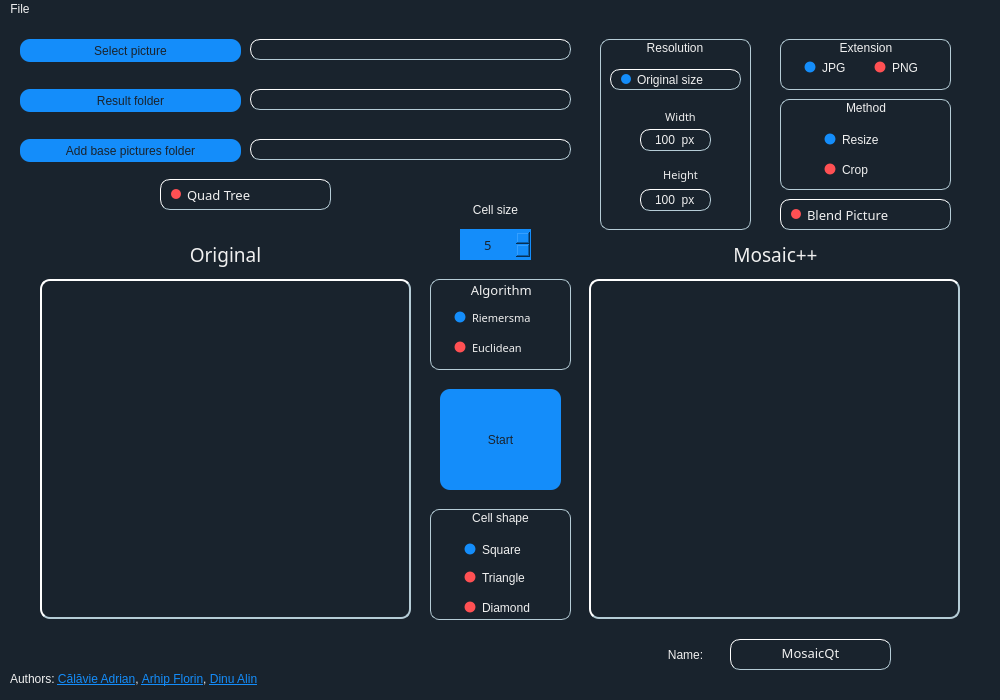
The window that MosaicQt/MosaicQt/mainwindow.ui (adriancalavie/Mosaic-plus-plus) describes before a commit, drawn with Qt 5.
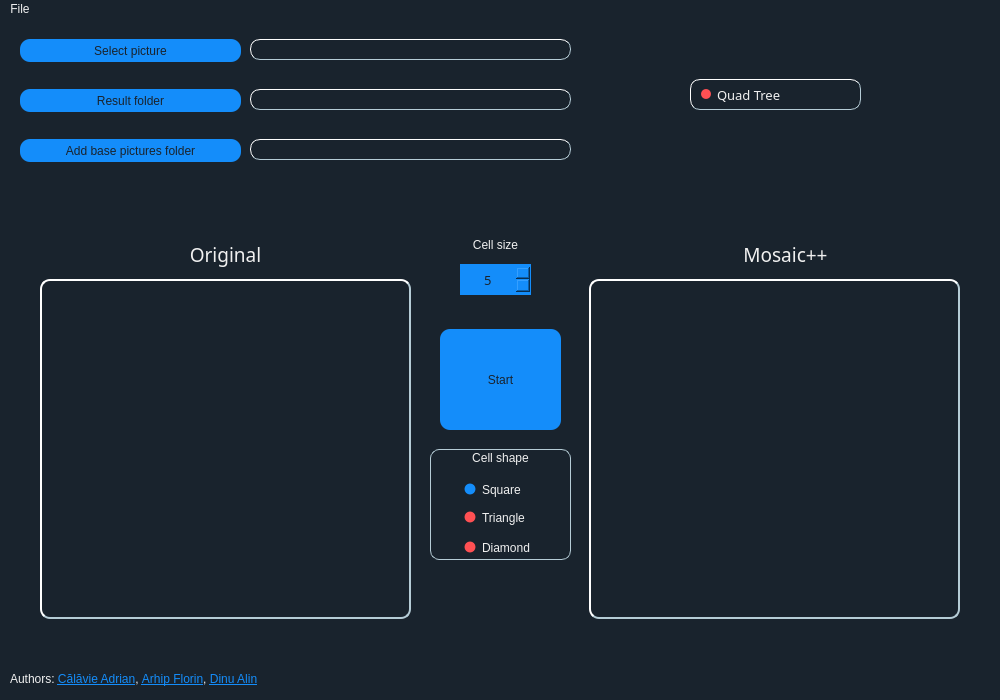
The same window after the commit. Icons and pictures are not drawn.

Commit message: Added settings window

What changed in the file:
```diff
--- a/MosaicQt/MosaicQt/mainwindow.ui
+++ b/MosaicQt/MosaicQt/mainwindow.ui
@@ -503,7 +503,7 @@
     <property name="geometry">
      <rect>
       <x>440</x>
-      <y>370</y>
+      <y>310</y>
       <width>121</width>
       <height>101</height>
      </rect>
@@ -635,45 +635,11 @@
      <set>Qt::AlignCenter</set>
     </property>
    </widget>
-   <widget class="QLabel" name="mosaicPictureTextLabel">
-    <property name="geometry">
-     <rect>
-      <x>700</x>
-      <y>220</y>
-      <width>151</width>
-      <height>31</height>
-     </rect>
-    </property>
-    <property name="font">
-     <font>
-      <family>Century Gothic</family>
-      <pointsize>14</pointsize>
-      <weight>50</weight>
-      <italic>false</italic>
-      <bold>false</bold>
-     </font>
-    </property>
-    <property name="toolTip">
-     <string/>
-    </property>
-    <property name="styleSheet">
-     <string notr="true">font: 14pt  &quot;Century Gothic&quot;;</string>
-    </property>
-    <property name="text">
-     <string>Mosaic++</string>
-    </property>
-    <property name="alignment">
-     <set>Qt::AlignCenter</set>
-    </property>
-    <property name="textInteractionFlags">
-     <set>Qt::NoTextInteraction</set>
-    </property>
-   </widget>
    <widget class="QSpinBox" name="spinBoxCellSize">
     <property name="geometry">
      <rect>
       <x>460</x>
-      <y>210</y>
+      <y>245</y>
       <width>71</width>
       <height>31</height>
      </rect>
@@ -726,7 +692,7 @@
     <property name="geometry">
      <rect>
       <x>460</x>
-      <y>175</y>
+      <y>210</y>
       <width>71</width>
       <height>31</height>
      </rect>
@@ -884,139 +850,11 @@
      <string/>
     </property>
    </widget>
-   <widget class="QGroupBox" name="groupBoxExtensions">
-    <property name="geometry">
-     <rect>
-      <x>780</x>
-      <y>20</y>
-      <width>171</width>
-      <height>51</height>
-     </rect>
-    </property>
-    <property name="toolTip">
-     <string>&lt;html&gt;&lt;head/&gt;&lt;body&gt;&lt;p&gt;&lt;span style=&quot; font-size:12pt;&quot;&gt;Extension for the resulting &lt;/span&gt;&lt;span style=&quot; font-size:12pt; font-style:italic;&quot;&gt;Mosaic++&lt;/span&gt;&lt;span style=&quot; font-size:12pt;&quot;&gt;.&lt;/span&gt;&lt;/p&gt;&lt;p&gt;&lt;span style=&quot; font-size:12pt;&quot;&gt;Set &lt;/span&gt;&lt;span style=&quot; font-size:12pt; font-style:italic;&quot;&gt;JPG&lt;/span&gt;&lt;span style=&quot; font-size:12pt;&quot;&gt; for &amp;quot;.jpg&amp;quot; extension.&lt;/span&gt;&lt;/p&gt;&lt;p&gt;&lt;span style=&quot; font-size:12pt;&quot;&gt;Set &lt;/span&gt;&lt;span style=&quot; font-size:12pt; font-style:italic;&quot;&gt;PNG&lt;/span&gt;&lt;span style=&quot; font-size:12pt;&quot;&gt; for &amp;quot;.png&amp;quot; extension.&lt;/span&gt;&lt;/p&gt;&lt;/body&gt;&lt;/html&gt;</string>
-    </property>
-    <property name="styleSheet">
-     <string notr="true">QGroupBox {
-	
-	font: 8pt  &quot;Century Gothic&quot;;
-	border: 1px solid rgb(181, 204, 214);;
-    border-radius: 9px;
-}
-
-QGroupBox{
-}</string>
-    </property>
-    <property name="title">
-     <string>Extension</string>
-    </property>
-    <property name="alignment">
-     <set>Qt::AlignCenter</set>
-    </property>
-    <widget class="QRadioButton" name="extensionJPG">
-     <property name="geometry">
-      <rect>
-       <x>20</x>
-       <y>20</y>
-       <width>51</width>
-       <height>17</height>
-      </rect>
-     </property>
-     <property name="cursor">
-      <cursorShape>PointingHandCursor</cursorShape>
-     </property>
-     <property name="autoFillBackground">
-      <bool>false</bool>
-     </property>
-     <property name="styleSheet">
-      <string notr="true">QRadioButton {
-   font: 8pt  &quot;Century Gothic&quot;;
-}
-
-QRadioButton::indicator {
-    width:                  10px;
-    height:                 10px;
-    border-radius:          6px;
-	border: none;
-  	outline: none;
- 	 margin-left: 4px;
-}
-
-QRadioButton::indicator:checked {
-   background-color:      #148dfa;
-    border:                 1px solid none;
-}
-
-QRadioButton::indicator:unchecked {
-   	background-color:       rgb(255, 80, 83);
-    border:                 1px solid none;
-}</string>
-     </property>
-     <property name="text">
-      <string>JPG</string>
-     </property>
-     <property name="iconSize">
-      <size>
-       <width>15</width>
-       <height>15</height>
-      </size>
-     </property>
-     <property name="checked">
-      <bool>true</bool>
-     </property>
-     <property name="autoExclusive">
-      <bool>true</bool>
-     </property>
-    </widget>
-    <widget class="QRadioButton" name="extensionPNG">
-     <property name="geometry">
-      <rect>
-       <x>90</x>
-       <y>20</y>
-       <width>51</width>
-       <height>17</height>
-      </rect>
-     </property>
-     <property name="cursor">
-      <cursorShape>PointingHandCursor</cursorShape>
-     </property>
-     <property name="styleSheet">
-      <string notr="true">QRadioButton {
-   font: 8pt  &quot;Century Gothic&quot;;
-}
-
-QRadioButton::indicator {
-    width:                  10px;
-    height:                 10px;
-    border-radius:          6px;
-	border: none;
-  	outline: none;
- 	 margin-left: 4px;
-}
-
-QRadioButton::indicator:checked {
-   background-color:      #148dfa;
-    border:                 1px solid none;
-}
-
-QRadioButton::indicator:unchecked {
-   	background-color:       rgb(255, 80, 83);
-    border:                 1px solid none;
-}</string>
-     </property>
-     <property name="text">
-      <string>PNG</string>
-     </property>
-     <property name="checked">
-      <bool>false</bool>
-     </property>
-    </widget>
-   </widget>
    <widget class="QGroupBox" name="groupBoxFormCell">
     <property name="geometry">
      <rect>
       <x>430</x>
-      <y>490</y>
+      <y>430</y>
       <width>141</width>
       <height>111</height>
      </rect>
@@ -1184,783 +1022,6 @@
      </property>
     </widget>
    </widget>
-   <widget class="QGroupBox" name="groupBoxSizeResultPicture">
-    <property name="geometry">
-     <rect>
-      <x>600</x>
-      <y>20</y>
-      <width>151</width>
-      <height>191</height>
-     </rect>
-    </property>
-    <property name="toolTip">
-     <string>&lt;html&gt;&lt;head/&gt;&lt;body&gt;&lt;p&gt;&lt;span style=&quot; font-size:12pt;&quot;&gt;Resolution for the resulting &lt;/span&gt;&lt;span style=&quot; font-size:12pt; font-style:italic;&quot;&gt;Mosaic++&lt;/span&gt;&lt;span style=&quot; font-size:12pt;&quot;&gt;.&lt;/span&gt;&lt;/p&gt;&lt;/body&gt;&lt;/html&gt;</string>
-    </property>
-    <property name="styleSheet">
-     <string notr="true">QGroupBox {
-	
-	font: 9pt  &quot;Century Gothic&quot;;
-	border: 1px solid rgb(181, 204, 214);;
-    border-radius: 9px;
-}
-
-QGroupBox{
-top:-10px;
-}</string>
-    </property>
-    <property name="title">
-     <string>Resolution</string>
-    </property>
-    <property name="alignment">
-     <set>Qt::AlignCenter</set>
-    </property>
-    <widget class="QSpinBox" name="spinBoxWidthResultPicture">
-     <property name="enabled">
-      <bool>true</bool>
-     </property>
-     <property name="geometry">
-      <rect>
-       <x>40</x>
-       <y>90</y>
-       <width>71</width>
-       <height>22</height>
-      </rect>
-     </property>
-     <property name="cursor">
-      <cursorShape>PointingHandCursor</cursorShape>
-     </property>
-     <property name="toolTip">
-      <string>&lt;html&gt;&lt;head/&gt;&lt;body&gt;&lt;p&gt;&lt;span style=&quot; font-size:12pt;&quot;&gt;Resolution for the resulting &lt;/span&gt;&lt;span style=&quot; font-size:12pt; font-style:italic;&quot;&gt;Mosaic++&lt;/span&gt;&lt;span style=&quot; font-size:12pt;&quot;&gt;.&lt;/span&gt;&lt;/p&gt;&lt;/body&gt;&lt;/html&gt;</string>
-     </property>
-     <property name="styleSheet">
-      <string notr="true">font: 8pt  &quot;Century Gothic&quot;;
-border-style: outset;
-border-width: 1px;
-border-radius: 10px;
-border-color: rgb(181, 204, 214);</string>
-     </property>
-     <property name="frame">
-      <bool>true</bool>
-     </property>
-     <property name="alignment">
-      <set>Qt::AlignCenter</set>
-     </property>
-     <property name="buttonSymbols">
-      <enum>QAbstractSpinBox::NoButtons</enum>
-     </property>
-     <property name="suffix">
-      <string>  px</string>
-     </property>
-     <property name="prefix">
-      <string/>
-     </property>
-     <property name="minimum">
-      <number>100</number>
-     </property>
-     <property name="maximum">
-      <number>100000</number>
-     </property>
-    </widget>
-    <widget class="QLabel" name="labelWidthSizeResultPicture">
-     <property name="geometry">
-      <rect>
-       <x>50</x>
-       <y>70</y>
-       <width>61</width>
-       <height>16</height>
-      </rect>
-     </property>
-     <property name="font">
-      <font>
-       <family>Century Gothic</family>
-       <pointsize>8</pointsize>
-       <weight>50</weight>
-       <italic>false</italic>
-       <bold>false</bold>
-      </font>
-     </property>
-     <property name="styleSheet">
-      <string notr="true">font: 8pt  &quot;Century Gothic&quot;;
-text-align:center;</string>
-     </property>
-     <property name="text">
-      <string>Width</string>
-     </property>
-     <property name="alignment">
-      <set>Qt::AlignCenter</set>
-     </property>
-    </widget>
-    <widget class="QLabel" name="labelHeightSizeResultPicture">
-     <property name="geometry">
-      <rect>
-       <x>50</x>
-       <y>120</y>
-       <width>61</width>
-       <height>31</height>
-      </rect>
-     </property>
-     <property name="font">
-      <font>
-       <family>Century Gothic</family>
-       <pointsize>8</pointsize>
-       <weight>50</weight>
-       <italic>false</italic>
-       <bold>false</bold>
-      </font>
-     </property>
-     <property name="styleSheet">
-      <string notr="true">font: 8pt  &quot;Century Gothic&quot;;
-text-align:center;</string>
-     </property>
-     <property name="text">
-      <string>Height</string>
-     </property>
-     <property name="alignment">
-      <set>Qt::AlignCenter</set>
-     </property>
-    </widget>
-    <widget class="QSpinBox" name="spinBoxHeightResultPicture">
-     <property name="enabled">
-      <bool>true</bool>
-     </property>
-     <property name="geometry">
-      <rect>
-       <x>40</x>
-       <y>150</y>
-       <width>71</width>
-       <height>22</height>
-      </rect>
-     </property>
-     <property name="cursor">
-      <cursorShape>PointingHandCursor</cursorShape>
-     </property>
-     <property name="toolTip">
-      <string>&lt;html&gt;&lt;head/&gt;&lt;body&gt;&lt;p&gt;&lt;span style=&quot; font-size:12pt;&quot;&gt;Resolution for the resulting &lt;/span&gt;&lt;span style=&quot; font-size:12pt; font-style:italic;&quot;&gt;Mosaic++&lt;/span&gt;&lt;span style=&quot; font-size:12pt;&quot;&gt;.&lt;/span&gt;&lt;/p&gt;&lt;/body&gt;&lt;/html&gt;</string>
-     </property>
-     <property name="styleSheet">
-      <string notr="true">font: 8pt  &quot;Century Gothic&quot;;
-border-style: outset;
-border-width: 1px;
-border-radius: 10px;
-border-color: rgb(181, 204, 214);</string>
-     </property>
-     <property name="frame">
-      <bool>true</bool>
-     </property>
-     <property name="alignment">
-      <set>Qt::AlignCenter</set>
-     </property>
-     <property name="buttonSymbols">
-      <enum>QAbstractSpinBox::NoButtons</enum>
-     </property>
-     <property name="suffix">
-      <string>  px</string>
-     </property>
-     <property name="prefix">
-      <string/>
-     </property>
-     <property name="minimum">
-      <number>100</number>
-     </property>
-     <property name="maximum">
-      <number>100000</number>
-     </property>
-    </widget>
-    <widget class="QCheckBox" name="checkBoxOriginalSize">
-     <property name="geometry">
-      <rect>
-       <x>10</x>
-       <y>30</y>
-       <width>131</width>
-       <height>21</height>
-      </rect>
-     </property>
-     <property name="sizePolicy">
-      <sizepolicy hsizetype="Minimum" vsizetype="Fixed">
-       <horstretch>0</horstretch>
-       <verstretch>0</verstretch>
-      </sizepolicy>
-     </property>
-     <property name="palette">
-      <palette>
-       <active>
-        <colorrole role="WindowText">
-         <brush brushstyle="SolidPattern">
-          <color alpha="255">
-           <red>240</red>
-           <green>240</green>
-           <blue>240</blue>
-          </color>
-         </brush>
-        </colorrole>
-        <colorrole role="Button">
-         <brush brushstyle="SolidPattern">
-          <color alpha="255">
-           <red>217</red>
-           <green>223</green>
-           <blue>223</blue>
-          </color>
-         </brush>
-        </colorrole>
-        <colorrole role="Text">
-         <brush brushstyle="SolidPattern">
-          <color alpha="255">
-           <red>240</red>
-           <green>240</green>
-           <blue>240</blue>
-          </color>
-         </brush>
-        </colorrole>
-        <colorrole role="ButtonText">
-         <brush brushstyle="SolidPattern">
-          <color alpha="255">
-           <red>240</red>
-           <green>240</green>
-           <blue>240</blue>
-          </color>
-         </brush>
-        </colorrole>
-        <colorrole role="PlaceholderText">
-         <brush brushstyle="NoBrush">
-          <color alpha="128">
-           <red>240</red>
-           <green>240</green>
-           <blue>240</blue>
-          </color>
-         </brush>
-        </colorrole>
-       </active>
-       <inactive>
-        <colorrole role="WindowText">
-         <brush brushstyle="SolidPattern">
-          <color alpha="255">
-           <red>240</red>
-           <green>240</green>
-           <blue>240</blue>
-          </color>
-         </brush>
-        </colorrole>
-        <colorrole role="Button">
-         <brush brushstyle="SolidPattern">
-          <color alpha="255">
-           <red>217</red>
-           <green>223</green>
-           <blue>223</blue>
-          </color>
-         </brush>
-        </colorrole>
-        <colorrole role="Text">
-         <brush brushstyle="SolidPattern">
-          <color alpha="255">
-           <red>240</red>
-           <green>240</green>
-           <blue>240</blue>
-          </color>
-         </brush>
-        </colorrole>
-        <colorrole role="ButtonText">
-         <brush brushstyle="SolidPattern">
-          <color alpha="255">
-           <red>240</red>
-           <green>240</green>
-           <blue>240</blue>
-          </color>
-         </brush>
-        </colorrole>
-        <colorrole role="PlaceholderText">
-         <brush brushstyle="NoBrush">
-          <color alpha="128">
-           <red>240</red>
-           <green>240</green>
-           <blue>240</blue>
-          </color>
-         </brush>
-        </colorrole>
-       </inactive>
-       <disabled>
-        <colorrole role="WindowText">
-         <brush brushstyle="SolidPattern">
-          <color alpha="255">
-           <red>240</red>
-           <green>240</green>
-           <blue>240</blue>
-          </color>
-         </brush>
-        </colorrole>
-        <colorrole role="Button">
-         <brush brushstyle="SolidPattern">
-          <color alpha="255">
-           <red>217</red>
-           <green>223</green>
-           <blue>223</blue>
-          </color>
-         </brush>
-        </colorrole>
-        <colorrole role="Text">
-         <brush brushstyle="SolidPattern">
-          <color alpha="255">
-           <red>240</red>
-           <green>240</green>
-           <blue>240</blue>
-          </color>
-         </brush>
-        </colorrole>
-        <colorrole role="ButtonText">
-         <brush brushstyle="SolidPattern">
-          <color alpha="255">
-           <red>240</red>
-           <green>240</green>
-           <blue>240</blue>
-          </color>
-         </brush>
-        </colorrole>
-        <colorrole role="PlaceholderText">
-         <brush brushstyle="NoBrush">
-          <color alpha="128">
-           <red>240</red>
-           <green>240</green>
-           <blue>240</blue>
-          </color>
-         </brush>
-        </colorrole>
-       </disabled>
-      </palette>
-     </property>
-     <property name="cursor">
-      <cursorShape>PointingHandCursor</cursorShape>
-     </property>
-     <property name="toolTip">
-      <string>&lt;html&gt;&lt;head/&gt;&lt;body&gt;&lt;p&gt;&lt;span style=&quot; font-size:12pt;&quot;&gt;Keep this on to retain the original &lt;/span&gt;&lt;span style=&quot; font-size:12pt; font-style:italic;&quot;&gt;width&lt;/span&gt;&lt;span style=&quot; font-size:12pt;&quot;&gt; and &lt;/span&gt;&lt;span style=&quot; font-size:12pt; font-style:italic;&quot;&gt;height&lt;/span&gt;&lt;span style=&quot; font-size:12pt;&quot;&gt; of the image(after &lt;/span&gt;&lt;span style=&quot; font-size:12pt; font-style:italic;&quot;&gt;Crop&lt;/span&gt;&lt;span style=&quot; font-size:12pt;&quot;&gt; or &lt;/span&gt;&lt;span style=&quot; font-size:12pt; font-style:italic;&quot;&gt;Resize&lt;/span&gt;&lt;span style=&quot; font-size:12pt;&quot;&gt;).&lt;/span&gt;&lt;/p&gt;&lt;/body&gt;&lt;/html&gt;</string>
-     </property>
-     <property name="styleSheet">
-      <string notr="true">QCheckBox {
-border-style: outset;
-border-width: 1px;
-border-color: rgb(181, 204, 214);
-font: 10pt  &quot;Century Gothic&quot;;
-border-radius: 10px;
-background:none;
-}
-
-QCheckBox::indicator {
-	left:10px;
-    width: 10px;
-    height: 10px;
-	background:none;
-	border-radius:5px;
-}
-
-QCheckBox::indicator:unchecked {
-    background: rgb(255, 80, 83);
-}
-
-QCheckBox::indicator:checked {
-     background: #148dfa;
-}</string>
-     </property>
-     <property name="text">
-      <string>Original size</string>
-     </property>
-     <property name="checked">
-      <bool>true</bool>
-     </property>
-    </widget>
-   </widget>
-   <widget class="QGroupBox" name="groupBoxAlgorithm">
-    <property name="geometry">
-     <rect>
-      <x>430</x>
-      <y>260</y>
-      <width>141</width>
-      <height>91</height>
-     </rect>
-    </property>
-    <property name="font">
-     <font>
-      <family>Century Gothic</family>
-      <pointsize>10</pointsize>
-      <weight>50</weight>
-      <italic>false</italic>
-      <bold>false</bold>
-      <underline>false</underline>
-      <strikeout>false</strikeout>
-      <stylestrategy>PreferDefault</stylestrategy>
-     </font>
-    </property>
-    <property name="mouseTracking">
-     <bool>false</bool>
-    </property>
-    <property name="toolTip">
-     <string>&lt;html&gt;&lt;head/&gt;&lt;body&gt;&lt;p&gt;&lt;span style=&quot; font-size:12pt;&quot;&gt;Algorithm used to calculate the &lt;/span&gt;&lt;span style=&quot; font-size:12pt; font-style:italic;&quot;&gt;distance&lt;/span&gt;&lt;span style=&quot; font-size:12pt;&quot;&gt; between &lt;/span&gt;&lt;span style=&quot; font-size:12pt; font-style:italic;&quot;&gt;mapped colors&lt;/span&gt;&lt;span style=&quot; font-size:12pt;&quot;&gt;. &lt;/span&gt;&lt;/p&gt;&lt;p&gt;&lt;span style=&quot; font-size:12pt;&quot;&gt;&lt;br/&gt;&lt;/span&gt;&lt;/p&gt;&lt;p&gt;&lt;span style=&quot; font-size:12pt;&quot;&gt;Use &lt;/span&gt;&lt;span style=&quot; font-size:12pt; font-style:italic;&quot;&gt;Riemersma&lt;/span&gt;&lt;span style=&quot; font-size:12pt;&quot;&gt; for a more accurate result.&lt;/span&gt;&lt;/p&gt;&lt;/body&gt;&lt;/html&gt;</string>
-    </property>
-    <property name="styleSheet">
-     <string notr="true">QGroupBox {
-	
-	font: 10pt &quot;Century Gothic&quot;;
-	border: 1px solid rgb(181, 204, 214);;
-    border-radius: 9px;
-}
-
-QGroupBox{
-top:-10px;
-}</string>
-    </property>
-    <property name="title">
-     <string>Algorithm </string>
-    </property>
-    <property name="alignment">
-     <set>Qt::AlignCenter</set>
-    </property>
-    <property name="flat">
-     <bool>false</bool>
-    </property>
-    <widget class="QRadioButton" name="radioButtonRiemersmaAlgorithm">
-     <property name="geometry">
-      <rect>
-       <x>20</x>
-       <y>30</y>
-       <width>101</width>
-       <height>17</height>
-      </rect>
-     </property>
-     <property name="font">
-      <font>
-       <family>Century Gothic</family>
-       <pointsize>8</pointsize>
-       <weight>50</weight>
-       <italic>false</italic>
-       <bold>false</bold>
-      </font>
-     </property>
-     <property name="cursor">
-      <cursorShape>PointingHandCursor</cursorShape>
-     </property>
-     <property name="styleSheet">
-      <string notr="true">QRadioButton {
-   font: 8pt  &quot;Century Gothic&quot;;
-}
-
-QRadioButton::indicator {
-    width:                  10px;
-    height:                 10px;
-    border-radius:          6px;
-	border: none;
-  	outline: none;
- 	 margin-left: 4px;
-}
-
-QRadioButton::indicator:checked {
-   background-color:      #148dfa;
-    border:                 1px solid none;
-}
-
-QRadioButton::indicator:unchecked {
-   	background-color:       rgb(255, 80, 83);
-    border:                 1px solid none;
-}</string>
-     </property>
-     <property name="text">
-      <string>Riemersma</string>
-     </property>
-     <property name="checked">
-      <bool>true</bool>
-     </property>
-    </widget>
-    <widget class="QRadioButton" name="radioButtonEuclidianAlgorithm">
-     <property name="geometry">
-      <rect>
-       <x>20</x>
-       <y>60</y>
-       <width>91</width>
-       <height>17</height>
-      </rect>
-     </property>
-     <property name="font">
-      <font>
-       <family>Century Gothic</family>
-       <pointsize>8</pointsize>
-       <weight>50</weight>
-       <italic>false</italic>
-       <bold>false</bold>
-      </font>
-     </property>
-     <property name="cursor">
-      <cursorShape>PointingHandCursor</cursorShape>
-     </property>
-     <property name="styleSheet">
-      <string notr="true">QRadioButton {
-   font: 8pt  &quot;Century Gothic&quot;;
-}
-
-QRadioButton::indicator {
-    width:                  10px;
-    height:                 10px;
-    border-radius:          6px;
-	border: none;
-  	outline: none;
- 	 margin-left: 4px;
-}
-
-QRadioButton::indicator:checked {
-   background-color:      #148dfa;
-    border:                 1px solid none;
-}
-
-QRadioButton::indicator:unchecked {
-   	background-color:       rgb(255, 80, 83);
-    border:                 1px solid none;
-}</string>
-     </property>
-     <property name="text">
-      <string>Euclidean</string>
-     </property>
-    </widget>
-   </widget>
-   <widget class="QCheckBox" name="checkBoxBlendingPicture">
-    <property name="geometry">
-     <rect>
-      <x>780</x>
-      <y>180</y>
-      <width>171</width>
-      <height>31</height>
-     </rect>
-    </property>
-    <property name="font">
-     <font>
-      <family>Century Gothic</family>
-      <pointsize>10</pointsize>
-      <weight>50</weight>
-      <italic>false</italic>
-      <bold>false</bold>
-     </font>
-    </property>
-    <property name="cursor">
-     <cursorShape>PointingHandCursor</cursorShape>
-    </property>
-    <property name="toolTip">
-     <string>&lt;html&gt;&lt;head/&gt;&lt;body&gt;&lt;p&gt;&lt;span style=&quot; font-size:12pt;&quot;&gt;Turn this on if you want to blend the &lt;/span&gt;&lt;span style=&quot; font-size:12pt; font-style:italic;&quot;&gt;cells&lt;/span&gt;&lt;span style=&quot; font-size:12pt;&quot;&gt; using the &lt;/span&gt;&lt;span style=&quot; font-size:12pt; font-style:italic;&quot;&gt;average color&lt;/span&gt;&lt;span style=&quot; font-size:12pt;&quot;&gt; of the selected zone.&lt;/span&gt;&lt;/p&gt;&lt;p&gt;&lt;span style=&quot; font-size:12pt;&quot;&gt;&lt;br/&gt;&lt;/span&gt;&lt;/p&gt;&lt;p&gt;&lt;span style=&quot; font-size:12pt;&quot;&gt;This results in a &lt;/span&gt;&lt;span style=&quot; font-size:12pt; font-style:italic;&quot;&gt;Mosaic++&lt;/span&gt;&lt;span style=&quot; font-size:12pt;&quot;&gt; that more closely resembles the &lt;/span&gt;&lt;span style=&quot; font-size:12pt; font-style:italic;&quot;&gt;original&lt;/span&gt;&lt;span style=&quot; font-size:12pt;&quot;&gt; image.&lt;/span&gt;&lt;/p&gt;&lt;/body&gt;&lt;/html&gt;</string>
-    </property>
-    <property name="styleSheet">
-     <string notr="true">QCheckBox {
-text-align: center;
-border-style: outset;
-border-width: 1px;
-border-color: rgb(181, 204, 214);
-font: 10pt  &quot;Century Gothic&quot;;
-border-radius: 10px;
-background:none;
-}
-
-QCheckBox::indicator {
-	left:10px;
-    width: 10px;
-    height: 10px;
-	background:none;
-	border-radius:5px;
-}
-
-QCheckBox::indicator:unchecked {
-    background: rgb(255, 80, 83);
-}
-
-QCheckBox::indicator:checked {
-     background: #148dfa;
-}</string>
-    </property>
-    <property name="text">
-     <string>Blend Picture</string>
-    </property>
-   </widget>
-   <widget class="QGroupBox" name="groupBoxMethod">
-    <property name="geometry">
-     <rect>
-      <x>780</x>
-      <y>80</y>
-      <width>171</width>
-      <height>91</height>
-     </rect>
-    </property>
-    <property name="toolTip">
-     <string>&lt;html&gt;&lt;head/&gt;&lt;body&gt;&lt;p&gt;&lt;span style=&quot; font-size:12pt;&quot;&gt;Method used for resolving uncommon resolutions for the &lt;/span&gt;&lt;span style=&quot; font-size:12pt; font-style:italic;&quot;&gt;original&lt;/span&gt;&lt;span style=&quot; font-size:12pt;&quot;&gt; picture.&lt;/span&gt;&lt;/p&gt;&lt;p&gt;&lt;span style=&quot; font-size:12pt;&quot;&gt;&lt;br/&gt;&lt;/span&gt;&lt;/p&gt;&lt;p&gt;&lt;span style=&quot; font-size:12pt;&quot;&gt;Set &lt;/span&gt;&lt;span style=&quot; font-size:12pt; font-style:italic;&quot;&gt;Resize&lt;/span&gt;&lt;span style=&quot; font-size:12pt;&quot;&gt; to resize the &lt;/span&gt;&lt;span style=&quot; font-size:12pt; font-style:italic;&quot;&gt;original&lt;/span&gt;&lt;span style=&quot; font-size:12pt;&quot;&gt; image to a common resolution using &lt;/span&gt;&lt;span style=&quot; font-size:12pt; font-style:italic;&quot;&gt;bilinear interpolation&lt;/span&gt;&lt;span style=&quot; font-size:12pt;&quot;&gt;. This saves all the details by compressing them.&lt;/span&gt;&lt;/p&gt;&lt;p&gt;&lt;span style=&quot; font-size:12pt;&quot;&gt;&lt;br/&gt;&lt;/span&gt;&lt;/p&gt;&lt;p&gt;&lt;span style=&quot; font-size:12pt;&quot;&gt;Set &lt;/span&gt;&lt;span style=&quot; font-size:12pt; font-style:italic;&quot;&gt;Crop&lt;/span&gt;&lt;span style=&quot; font-size:12pt;&quot;&gt; to crop the &lt;/span&gt;&lt;span style=&quot; font-size:12pt; font-style:italic;&quot;&gt;original&lt;/span&gt;&lt;span style=&quot; font-size:12pt;&quot;&gt; image to a common resolution. This gets rid of some details by cropping them out.&lt;/span&gt;&lt;/p&gt;&lt;p&gt;&lt;span style=&quot; font-size:12pt;&quot;&gt;&lt;br/&gt;&lt;/span&gt;&lt;/p&gt;&lt;p&gt;&lt;span style=&quot; font-size:12pt;&quot;&gt;Both methods calculate the exact resolution based on cell size.&lt;/span&gt;&lt;/p&gt;&lt;/body&gt;&lt;/html&gt;</string>
-    </property>
-    <property name="styleSheet">
-     <string notr="true">QGroupBox {
-	
-	font: 10pt  &quot;Century Gothic&quot;;
-	border: 1px solid rgb(181, 204, 214);;
-    border-radius: 9px;
-}
-
-QGroupBox{
-}</string>
-    </property>
-    <property name="title">
-     <string>Method</string>
-    </property>
-    <property name="alignment">
-     <set>Qt::AlignCenter</set>
-    </property>
-    <widget class="QRadioButton" name="radioButtonMethodResizing">
-     <property name="geometry">
-      <rect>
-       <x>40</x>
-       <y>30</y>
-       <width>82</width>
-       <height>21</height>
-      </rect>
-     </property>
-     <property name="cursor">
-      <cursorShape>PointingHandCursor</cursorShape>
-     </property>
-     <property name="styleSheet">
-      <string notr="true">QRadioButton {
-   font: 8pt  &quot;Century Gothic&quot;;
-}
-
-QRadioButton::indicator {
-    width:                  10px;
-    height:                 10px;
-    border-radius:          6px;
-	border: none;
-  	outline: none;
- 	 margin-left: 4px;
-}
-
-QRadioButton::indicator:checked {
-   background-color:      #148dfa;
-    border:                 1px solid none;
-}
-
-QRadioButton::indicator:unchecked {
-   	background-color:       rgb(255, 80, 83);
-    border:                 1px solid none;
-}</string>
-     </property>
-     <property name="text">
-      <string>Resize</string>
-     </property>
-     <property name="checked">
-      <bool>true</bool>
-     </property>
-    </widget>
-    <widget class="QRadioButton" name="radioButtonMethodCropping">
-     <property name="geometry">
-      <rect>
-       <x>40</x>
-       <y>60</y>
-       <width>101</width>
-       <height>21</height>
-      </rect>
-     </property>
-     <property name="cursor">
-      <cursorShape>PointingHandCursor</cursorShape>
-     </property>
-     <property name="styleSheet">
-      <string notr="true">QRadioButton {
-   font: 8pt  &quot;Century Gothic&quot;;
-}
-
-QRadioButton::indicator {
-    width:                  10px;
-    height:                 10px;
-    border-radius:          6px;
-	border: none;
-  	outline: none;
- 	 margin-left: 4px;
-}
-
-QRadioButton::indicator:checked {
-   background-color:      #148dfa;
-    border:                 1px solid none;
-}
-
-QRadioButton::indicator:unchecked {
-   	background-color:       rgb(255, 80, 83);
-    border:                 1px solid none;
-}</string>
-     </property>
-     <property name="text">
-      <string>Crop</string>
-     </property>
-    </widget>
-   </widget>
-   <widget class="QLabel" name="labelNameResultPicture">
-    <property name="geometry">
-     <rect>
-      <x>650</x>
-      <y>620</y>
-      <width>71</width>
-      <height>31</height>
-     </rect>
-    </property>
-    <property name="toolTip">
-     <string>&lt;html&gt;&lt;head/&gt;&lt;body&gt;&lt;p&gt;Provides a name for the resulting Mosaic++.&lt;/p&gt;&lt;/body&gt;&lt;/html&gt;</string>
-    </property>
-    <property name="styleSheet">
-     <string notr="true">font: 12pt  &quot;Century Gothic&quot;;</string>
-    </property>
-    <property name="text">
-     <string>Name:</string>
-    </property>
-    <property name="alignment">
-     <set>Qt::AlignCenter</set>
-    </property>
-   </widget>
-   <widget class="QTextEdit" name="textEditNameResultPicture">
-    <property name="geometry">
-     <rect>
-      <x>730</x>
-      <y>620</y>
-      <width>161</width>
-      <height>31</height>
-     </rect>
-    </property>
-    <property name="font">
-     <font>
-      <family>Century Gothic</family>
-      <pointsize>12</pointsize>
-      <weight>50</weight>
-      <italic>false</italic>
-      <bold>false</bold>
-      <stylestrategy>PreferDefault</stylestrategy>
-     </font>
-    </property>
-    <property name="cursor" stdset="0">
-     <cursorShape>ArrowCursor</cursorShape>
-    </property>
-    <property name="toolTip">
-     <string>&lt;html&gt;&lt;head/&gt;&lt;body&gt;&lt;p&gt;Name of the resulting &lt;span style=&quot; font-style:italic;&quot;&gt;Mosaic++&lt;/span&gt;.&lt;/p&gt;&lt;p&gt;You don't need to provide and extension, it will be automatically added based on your choice in the &lt;span style=&quot; font-style:italic;&quot;&gt;Extension&lt;/span&gt; panel.&lt;/p&gt;&lt;/body&gt;&lt;/html&gt;</string>
-    </property>
-    <property name="styleSheet">
-     <string notr="true">border-style: outset;
-border-width: 1px;
-border-radius: 10px;
-border-color: rgb(181, 204, 214);
-font: 12pt  &quot;Century Gothic&quot;;</string>
-    </property>
-    <property name="frameShadow">
-     <enum>QFrame::Sunken</enum>
-    </property>
-    <property name="verticalScrollBarPolicy">
-     <enum>Qt::ScrollBarAlwaysOff</enum>
-    </property>
-    <property name="horizontalScrollBarPolicy">
-     <enum>Qt::ScrollBarAlwaysOff</enum>
-    </property>
-    <property name="sizeAdjustPolicy">
-     <enum>QAbstractScrollArea::AdjustToContents</enum>
-    </property>
-    <property name="lineWrapMode">
-     <enum>QTextEdit::WidgetWidth</enum>
-    </property>
-    <property name="html">
-     <string>&lt;!DOCTYPE HTML PUBLIC &quot;-//W3C//DTD HTML 4.0//EN&quot; &quot;http://www.w3.org/TR/REC-html40/strict.dtd&quot;&gt;
-&lt;html&gt;&lt;head&gt;&lt;meta name=&quot;qrichtext&quot; content=&quot;1&quot; /&gt;&lt;style type=&quot;text/css&quot;&gt;
-p, li { white-space: pre-wrap; }
-&lt;/style&gt;&lt;/head&gt;&lt;body style=&quot; font-family:'Century Gothic'; font-size:12pt; font-weight:400; font-style:normal;&quot;&gt;
-&lt;p align=&quot;center&quot; style=&quot; margin-top:0px; margin-bottom:0px; margin-left:0px; margin-right:0px; -qt-block-indent:0; text-indent:0px; -qt-user-state:65536;&quot;&gt;&lt;span style=&quot; font-size:10pt;&quot;&gt;MosaicQt&lt;/span&gt;&lt;/p&gt;&lt;/body&gt;&lt;/html&gt;</string>
-    </property>
-   </widget>
    <widget class="QLabel" name="label">
     <property name="geometry">
      <rect>
@@ -2017,8 +1078,8 @@
    <widget class="QCheckBox" name="checkBoxQuadTree">
     <property name="geometry">
      <rect>
-      <x>160</x>
-      <y>160</y>
+      <x>690</x>
+      <y>60</y>
       <width>171</width>
       <height>31</height>
      </rect>
@@ -2069,6 +1130,40 @@
      <string>Quad Tree</string>
     </property>
    </widget>
+   <widget class="QLabel" name="mosaicPictureTextLabel">
+    <property name="geometry">
+     <rect>
+      <x>710</x>
+      <y>220</y>
+      <width>151</width>
+      <height>31</height>
+     </rect>
+    </property>
+    <property name="font">
+     <font>
+      <family>Century Gothic</family>
+      <pointsize>14</pointsize>
+      <weight>50</weight>
+      <italic>false</italic>
+      <bold>false</bold>
+     </font>
+    </property>
+    <property name="toolTip">
+     <string/>
+    </property>
+    <property name="styleSheet">
+     <string notr="true">font: 14pt  &quot;Century Gothic&quot;;</string>
+    </property>
+    <property name="text">
+     <string>Mosaic++</string>
+    </property>
+    <property name="alignment">
+     <set>Qt::AlignCenter</set>
+    </property>
+    <property name="textInteractionFlags">
+     <set>Qt::NoTextInteraction</set>
+    </property>
+   </widget>
   </widget>
   <widget class="QMenuBar" name="menubar">
    <property name="geometry">
```
Left out of the diff: 8 changed lines with no effect on the pictures. The commit also changes 9 other files.
